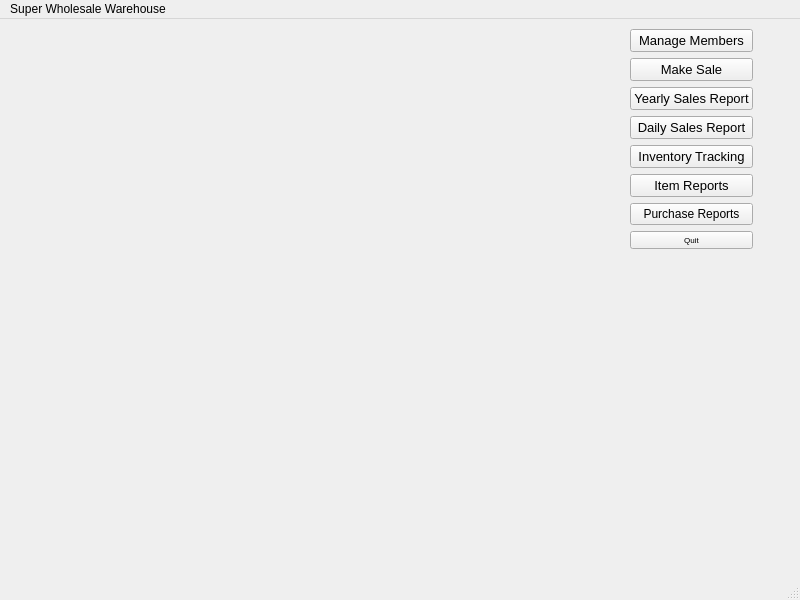
Before: the Qt Designer form mainwindow.ui in WinterCS003/CS008_Project1, drawn with Qt 5.
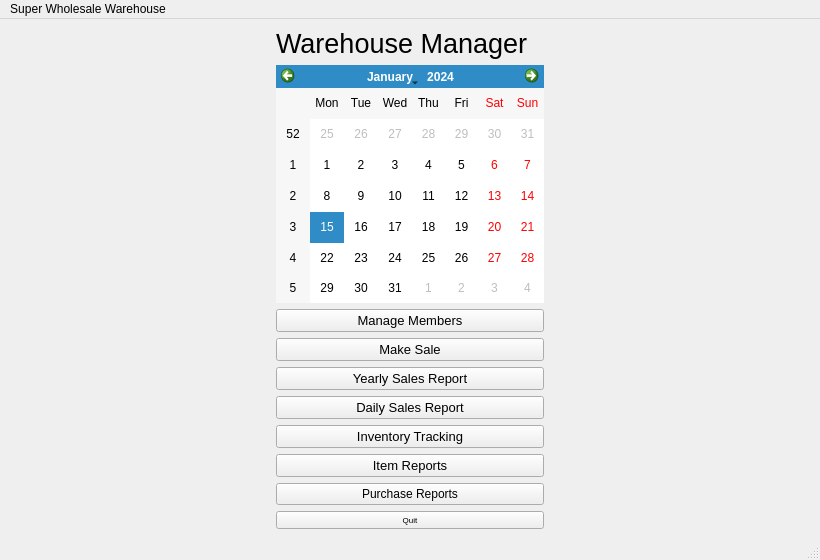
After: the same form once the commit is applied.

```diff
--- a/mainwindow.ui
+++ b/mainwindow.ui
@@ -6,8 +6,8 @@
    <rect>
     <x>0</x>
     <y>0</y>
-    <width>800</width>
-    <height>600</height>
+    <width>820</width>
+    <height>560</height>
    </rect>
   </property>
   <property name="sizePolicy">
@@ -20,15 +20,51 @@
    <string>MainWindow</string>
   </property>
   <widget class="QWidget" name="centralwidget">
-   <widget class="QWidget" name="layoutWidget">
-    <property name="geometry">
-     <rect>
-      <x>630</x>
-      <y>10</y>
-      <width>151</width>
-      <height>286</height>
-     </rect>
-    </property>
+   <layout class="QGridLayout" name="gridLayout_2">
+    <item row="0" column="0">
+     <layout class="QGridLayout" name="gridLayout">
+      <item row="0" column="2">
+       <spacer name="horizontalSpacer">
+        <property name="orientation">
+         <enum>Qt::Horizontal</enum>
+        </property>
+        <property name="sizeHint" stdset="0">
+         <size>
+          <width>40</width>
+          <height>20</height>
+         </size>
+        </property>
+       </spacer>
+      </item>
+      <item row="0" column="1">
+       <widget class="QLabel" name="label">
+        <property name="font">
+         <font>
+          <pointsize>20</pointsize>
+         </font>
+        </property>
+        <property name="text">
+         <string>Warehouse Manager</string>
+        </property>
+       </widget>
+      </item>
+      <item row="0" column="0">
+       <spacer name="horizontalSpacer_2">
+        <property name="orientation">
+         <enum>Qt::Horizontal</enum>
+        </property>
+        <property name="sizeHint" stdset="0">
+         <size>
+          <width>40</width>
+          <height>20</height>
+         </size>
+        </property>
+       </spacer>
+      </item>
+      <item row="1" column="1">
+       <widget class="QCalendarWidget" name="calendarWidget"/>
+      </item>
+      <item row="2" column="1">
     <layout class="QVBoxLayout" name="verticalLayout">
      <property name="sizeConstraint">
       <enum>QLayout::SetFixedSize</enum>
@@ -126,14 +162,17 @@
       </widget>
      </item>
     </layout>
-   </widget>
+      </item>
+     </layout>
+    </item>
+   </layout>
   </widget>
   <widget class="QMenuBar" name="menubar">
    <property name="geometry">
     <rect>
      <x>0</x>
      <y>0</y>
-     <width>800</width>
+     <width>820</width>
      <height>21</height>
     </rect>
    </property>
```
Lines whose indentation alone changed are shown as unchanged.
